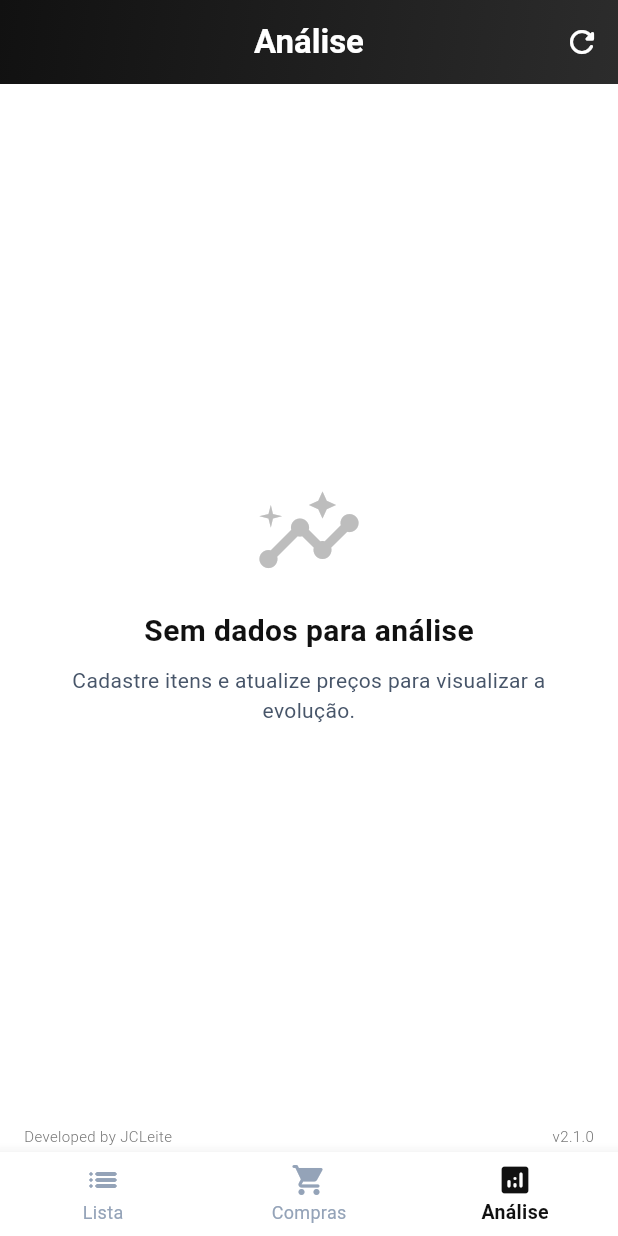
After one commit to JCZerf/Comprix, a Flutter app: the screen it shows after launch, item 3 of the bottom bar chosen, after a tap on the "refresh" icon, on a phone screen of 412 x 824 dp. The commit adds this screen. Run offline on Flutter 3.47's test engine with Material 3 defaults, Android fonts, the phone set to English and light mode, and no system bars; our stand-ins replace sqflite; accounts and stored records are empty.

Commit message:
feat: add AnalysisPage and integrate into MainNavigation; update PurchasesListPage layout and styling

```diff
--- /dev/null
+++ b/lib/screens/AnalysisPage.dart
@@ -0,0 +1,536 @@
+import 'package:flutter/material.dart';
+import 'package:market_express/db/DbHelper.dart';
+import 'package:market_express/models/ItemMarketModel.dart';
+import 'package:market_express/utils/app_colors.dart';
+import 'package:market_express/utils/price_helper.dart';
+import 'package:market_express/utils/search_normalizer.dart';
+import 'package:market_express/utils/watermark_widget.dart';
+import 'package:market_express/widgets/comprix_app_bar.dart';
+
+class _PriceHistoryPoint {
+  final DateTime date;
+  final int priceCentavos;
+
+  const _PriceHistoryPoint({
+    required this.date,
+    required this.priceCentavos,
+  });
+}
+
+class _PriceAnalysisEntry {
+  final MarketItem item;
+  final int currentPriceCentavos;
+  final int firstPriceCentavos;
+  final List<_PriceHistoryPoint> history;
+
+  const _PriceAnalysisEntry({
+    required this.item,
+    required this.currentPriceCentavos,
+    required this.firstPriceCentavos,
+    required this.history,
+  });
+
+  int get deltaCentavos => currentPriceCentavos - firstPriceCentavos;
+
+  double get deltaPercent {
+    if (firstPriceCentavos <= 0) return 0;
+    return (deltaCentavos / firstPriceCentavos) * 100;
+  }
+
+  bool get hasVariationData => currentPriceCentavos > 0 || firstPriceCentavos > 0;
+}
+
+class AnalysisPage extends StatefulWidget {
+  const AnalysisPage({super.key});
+
+  @override
+  State<AnalysisPage> createState() => _AnalysisPageState();
+}
+
+class _AnalysisPageState extends State<AnalysisPage> {
+  bool _isLoading = true;
+  List<_PriceAnalysisEntry> _entries = [];
+  int? _selectedItemId;
+
+  @override
+  void initState() {
+    super.initState();
+    _loadDashboardData();
+  }
+
+  String _formatShortDate(DateTime value) {
+    final day = value.day.toString().padLeft(2, '0');
+    final month = value.month.toString().padLeft(2, '0');
+    final year = (value.year % 100).toString().padLeft(2, '0');
+    return '$day/$month/$year';
+  }
+
+  String _formatDelta(int centavos) {
+    final sign = centavos >= 0 ? '+' : '-';
+    final absValue = centavos.abs();
+    return '$sign ${PriceHelper.centavosToFormattedString(absValue)}';
+  }
+
+  String _formatPercent(double value) {
+    final sign = value >= 0 ? '+' : '';
+    return '$sign${value.toStringAsFixed(1)}%';
+  }
+
+  Color _deltaColor(int deltaCentavos) {
+    if (deltaCentavos > 0) return const Color(0xFFB91C1C);
+    if (deltaCentavos < 0) return AppColors.primaryBlue;
+    return AppColors.textSecondary;
+  }
+
+  IconData _deltaIcon(int deltaCentavos) {
+    if (deltaCentavos > 0) return Icons.trending_up_rounded;
+    if (deltaCentavos < 0) return Icons.trending_down_rounded;
+    return Icons.remove_rounded;
+  }
+
+  Future<void> _loadDashboardData() async {
+    if (!mounted) return;
+    setState(() {
+      _isLoading = true;
+    });
+
+    try {
+      final items = await DBHelper.getItems();
+      final entries = <_PriceAnalysisEntry>[];
+
+      for (final item in items) {
+        if (item.id == null) continue;
+
+        final historyRaw = await DBHelper.getItemPriceHistory(item.id!);
+        final history = historyRaw.map((row) {
+          final rawPrice = row['price'];
+          final value = rawPrice is num ? rawPrice.toDouble() : 0.0;
+          final rawDate = row['date']?.toString() ?? '';
+
+          return _PriceHistoryPoint(
+            date: DateTime.tryParse(rawDate) ?? DateTime.now(),
+            priceCentavos: PriceHelper.doubleToCentavos(value),
+          );
+        }).toList()
+          ..sort((a, b) => b.date.compareTo(a.date));
+
+        final firstPriceCentavos =
+            history.isNotEmpty ? history.last.priceCentavos : (item.priceCentavos ?? 0);
+        final currentPriceCentavos =
+            item.priceCentavos ?? (history.isNotEmpty ? history.first.priceCentavos : 0);
+
+        entries.add(
+          _PriceAnalysisEntry(
+            item: item,
+            currentPriceCentavos: currentPriceCentavos,
+            firstPriceCentavos: firstPriceCentavos,
+            history: history,
+          ),
+        );
+      }
+
+      entries.sort(
+        (a, b) => normalizeSearchText(a.item.name).compareTo(normalizeSearchText(b.item.name)),
+      );
+
+      if (!mounted) return;
+      setState(() {
+        _entries = entries;
+        if (_entries.isEmpty) {
+          _selectedItemId = null;
+        } else if (!_entries.any((e) => e.item.id == _selectedItemId)) {
+          _selectedItemId = _entries.first.item.id;
+        }
+      });
+    } finally {
+      if (mounted) {
+        setState(() {
+          _isLoading = false;
+        });
+      }
+    }
+  }
+
+  @override
+  Widget build(BuildContext context) {
+    final selectedEntry = _entries.cast<_PriceAnalysisEntry?>().firstWhere(
+          (entry) => entry?.item.id == _selectedItemId,
+          orElse: () => _entries.isNotEmpty ? _entries.first : null,
+        );
+
+    final trackedEntries = _entries.where((e) => e.hasVariationData).toList();
+    final increasedCount = trackedEntries.where((e) => e.deltaCentavos > 0).length;
+    final decreasedCount = trackedEntries.where((e) => e.deltaCentavos < 0).length;
+    final stableCount = trackedEntries.where((e) => e.deltaCentavos == 0).length;
+    final Widget bodyContent = _isLoading
+        ? const Center(
+            child: CircularProgressIndicator(color: AppColors.primaryBlue),
+          )
+        : _entries.isEmpty
+            ? Center(
+                child: Padding(
+                  padding: const EdgeInsets.symmetric(horizontal: 24),
+                  child: Column(
+                    mainAxisAlignment: MainAxisAlignment.center,
+                    children: [
+                      Icon(Icons.insights_outlined, size: 72, color: Colors.grey[400]),
+                      const SizedBox(height: 16),
+                      const Text(
+                        'Sem dados para análise',
+                        style: TextStyle(
+                          fontSize: 20,
+                          color: AppColors.textPrimary,
+                          fontWeight: FontWeight.w700,
+                        ),
+                      ),
+                      const SizedBox(height: 8),
+                      const Text(
+                        'Cadastre itens e atualize preços para visualizar a evolução.',
+                        textAlign: TextAlign.center,
+                        style: TextStyle(fontSize: 14, color: AppColors.textSecondary),
+                      ),
+                    ],
+                  ),
+                ),
+              )
+            : RefreshIndicator(
+                onRefresh: _loadDashboardData,
+                color: AppColors.primaryBlue,
+                child: ListView(
+                  padding: const EdgeInsets.all(16),
+                  children: [
+                    Container(
+                      padding: const EdgeInsets.all(16),
+                      decoration: BoxDecoration(
+                        color: Colors.white,
+                        borderRadius: BorderRadius.circular(14),
+                        border: Border.all(color: AppColors.divider),
+                        boxShadow: [
+                          BoxShadow(
+                            color: Colors.black.withValues(alpha: 0.04),
+                            blurRadius: 10,
+                            offset: const Offset(0, 3),
+                          ),
+                        ],
+                      ),
+                      child: const Row(
+                        children: [
+                          Icon(Icons.analytics_rounded, color: AppColors.primaryBlue, size: 26),
+                          SizedBox(width: 12),
+                          Expanded(
+                            child: Text(
+                              'Acompanhe a diferença de preços e veja quais produtos subiram ou caíram.',
+                              style: TextStyle(
+                                fontSize: 13,
+                                color: AppColors.textSecondary,
+                                fontWeight: FontWeight.w500,
+                              ),
+                            ),
+                          ),
+                        ],
+                      ),
+                    ),
+                    const SizedBox(height: 12),
+                    Wrap(
+                      spacing: 8,
+                      runSpacing: 8,
+                      children: [
+                        _SummaryChip(label: 'Produtos', value: '${_entries.length}'),
+                        _SummaryChip(label: 'Subiram', value: '$increasedCount'),
+                        _SummaryChip(label: 'Caíram', value: '$decreasedCount'),
+                        _SummaryChip(label: 'Estáveis', value: '$stableCount'),
+                      ],
+                    ),
+                    const SizedBox(height: 16),
+                    Container(
+                      padding: const EdgeInsets.all(16),
+                      decoration: BoxDecoration(
+                        color: Colors.white,
+                        borderRadius: BorderRadius.circular(14),
+                        border: Border.all(color: AppColors.divider),
+                      ),
+                      child: Column(
+                        crossAxisAlignment: CrossAxisAlignment.start,
+                        children: [
+                          const Text(
+                            'Selecionar produto',
+                            style: TextStyle(
+                              fontSize: 13,
+                              color: AppColors.textSecondary,
+                              fontWeight: FontWeight.w600,
+                            ),
+                          ),
+                          const SizedBox(height: 8),
+                          DropdownButtonFormField<int>(
+                            value: selectedEntry?.item.id,
+                            items: _entries
+                                .where((entry) => entry.item.id != null)
+                                .map(
+                                  (entry) => DropdownMenuItem<int>(
+                                    value: entry.item.id!,
+                                    child: Text(entry.item.name),
+                                  ),
+                                )
+                                .toList(),
+                            onChanged: (value) {
+                              setState(() {
+                                _selectedItemId = value;
+                              });
+                            },
+                            decoration: InputDecoration(
+                              isDense: true,
+                              border: OutlineInputBorder(
+                                borderRadius: BorderRadius.circular(12),
+                              ),
+                              enabledBorder: OutlineInputBorder(
+                                borderRadius: BorderRadius.circular(12),
+                                borderSide: const BorderSide(color: AppColors.divider),
+                              ),
+                              focusedBorder: OutlineInputBorder(
+                                borderRadius: BorderRadius.circular(12),
+                                borderSide: const BorderSide(
+                                  color: AppColors.primaryBlue,
+                                  width: 2,
+                                ),
+                              ),
+                            ),
+                          ),
+                        ],
+                      ),
+                    ),
+                    if (selectedEntry != null) ...[
+                      const SizedBox(height: 12),
+                      Row(
+                        children: [
+                          Expanded(
+                            child: _MetricCard(
+                              label: 'Preço inicial',
+                              value: PriceHelper.centavosToFormattedString(
+                                selectedEntry.firstPriceCentavos,
+                              ),
+                            ),
+                          ),
+                          const SizedBox(width: 8),
+                          Expanded(
+                            child: _MetricCard(
+                              label: 'Preço atual',
+                              value: PriceHelper.centavosToFormattedString(
+                                selectedEntry.currentPriceCentavos,
+                              ),
+                            ),
+                          ),
+                        ],
+                      ),
+                      const SizedBox(height: 8),
+                      Container(
+                        padding: const EdgeInsets.all(14),
+                        decoration: BoxDecoration(
+                          color: Colors.white,
+                          borderRadius: BorderRadius.circular(14),
+                          border: Border.all(color: AppColors.divider),
+                        ),
+                        child: Row(
+                          children: [
+                            Icon(
+                              _deltaIcon(selectedEntry.deltaCentavos),
+                              color: _deltaColor(selectedEntry.deltaCentavos),
+                              size: 24,
+                            ),
+                            const SizedBox(width: 10),
+                            Expanded(
+                              child: Column(
+                                crossAxisAlignment: CrossAxisAlignment.start,
+                                children: [
+                                  Text(
+                                    'Diferença acumulada',
+                                    style: TextStyle(
+                                      fontSize: 12,
+                                      color: Colors.grey[600],
+                                      fontWeight: FontWeight.w600,
+                                    ),
+                                  ),
+                                  const SizedBox(height: 2),
+                                  Text(
+                                    '${_formatDelta(selectedEntry.deltaCentavos)} (${_formatPercent(selectedEntry.deltaPercent)})',
+                                    style: TextStyle(
+                                      fontSize: 16,
+                                      color: _deltaColor(selectedEntry.deltaCentavos),
+                                      fontWeight: FontWeight.w800,
+                                    ),
+                                  ),
+                                ],
+                              ),
+                            ),
+                          ],
+                        ),
+                      ),
+                      const SizedBox(height: 12),
+                      Container(
+                        padding: const EdgeInsets.all(14),
+                        decoration: BoxDecoration(
+                          color: Colors.white,
+                          borderRadius: BorderRadius.circular(14),
+                          border: Border.all(color: AppColors.divider),
+                        ),
+                        child: Column(
+                          crossAxisAlignment: CrossAxisAlignment.start,
+                          children: [
+                            const Text(
+                              'Histórico de preços',
+                              style: TextStyle(
+                                fontSize: 14,
+                                color: AppColors.textPrimary,
+                                fontWeight: FontWeight.w700,
+                              ),
+                            ),
+                            const SizedBox(height: 10),
+                            if (selectedEntry.history.isEmpty)
+                              const Text(
+                                'Sem histórico registrado para este produto.',
+                                style: TextStyle(fontSize: 13, color: AppColors.textSecondary),
+                              )
+                            else
+                              ...selectedEntry.history.take(8).map(
+                                (point) => Padding(
+                                  padding: const EdgeInsets.only(bottom: 8),
+                                  child: Row(
+                                    children: [
+                                      Expanded(
+                                        child: Text(
+                                          _formatShortDate(point.date),
+                                          style: const TextStyle(
+                                            fontSize: 13,
+                                            color: AppColors.textSecondary,
+                                            fontWeight: FontWeight.w600,
+                                          ),
+                                        ),
+                                      ),
+                                      Text(
+                                        PriceHelper.centavosToFormattedString(point.priceCentavos),
+                                        style: const TextStyle(
+                                          fontSize: 14,
+                                          color: AppColors.textPrimary,
+                                          fontWeight: FontWeight.w700,
+                                        ),
+                                      ),
+                                    ],
+                                  ),
+                                ),
+                              ),
+                          ],
+                        ),
+                      ),
+                    ],
+                  ],
+                ),
+              );
+
+    return Scaffold(
+      appBar: ComprixAppBar(
+        title: ComprixAppBar.titleText('Análise', fontSize: 22),
+        actions: [
+          IconButton(
+            tooltip: 'Atualizar dados',
+            onPressed: _isLoading ? null : _loadDashboardData,
+            icon: const Icon(Icons.refresh_rounded, color: Colors.white),
+          ),
+        ],
+      ),
+      backgroundColor: AppColors.background,
+      body: Column(
+        children: [
+          Expanded(child: bodyContent),
+          const WatermarkWidget(),
+        ],
+      ),
+    );
+  }
+}
+
+class _SummaryChip extends StatelessWidget {
+  final String label;
+  final String value;
+
+  const _SummaryChip({
+    required this.label,
+    required this.value,
+  });
+
+  @override
+  Widget build(BuildContext context) {
+    return Container(
+      padding: const EdgeInsets.symmetric(horizontal: 12, vertical: 8),
+      decoration: BoxDecoration(
+        color: Colors.white,
+        borderRadius: BorderRadius.circular(999),
+        border: Border.all(color: AppColors.divider),
+      ),
+      child: Row(
+        mainAxisSize: MainAxisSize.min,
+        children: [
+          Text(
+            label,
+            style: const TextStyle(
+              fontSize: 12,
+              color: AppColors.textSecondary,
+              fontWeight: FontWeight.w600,
+            ),
+          ),
+          const SizedBox(width: 6),
+          Text(
+            value,
+            style: const TextStyle(
+              fontSize: 13,
+              color: AppColors.textPrimary,
+              fontWeight: FontWeight.w800,
+            ),
+          ),
+        ],
+      ),
+    );
+  }
+}
+
+class _MetricCard extends StatelessWidget {
+  final String label;
+  final String value;
+
+  const _MetricCard({
+    required this.label,
+    required this.value,
+  });
+
+  @override
+  Widget build(BuildContext context) {
+    return Container(
+      padding: const EdgeInsets.all(12),
+      decoration: BoxDecoration(
+        color: Colors.white,
+        borderRadius: BorderRadius.circular(14),
+        border: Border.all(color: AppColors.divider),
+      ),
+      child: Column(
+        crossAxisAlignment: CrossAxisAlignment.start,
+        children: [
+          Text(
+            label,
+            style: const TextStyle(
+              fontSize: 12,
+              color: AppColors.textSecondary,
+              fontWeight: FontWeight.w600,
+            ),
+          ),
+          const SizedBox(height: 3),
+          Text(
+            value,
+            style: const TextStyle(
+              fontSize: 15,
+              color: AppColors.textPrimary,
+              fontWeight: FontWeight.w800,
+            ),
+          ),
+        ],
+      ),
+    );
+  }
+}
--- a/lib/screens/MainNavigation.dart
+++ b/lib/screens/MainNavigation.dart
@@ -1,4 +1,5 @@
 import 'package:flutter/material.dart';
+import 'package:market_express/screens/AnalysisPage.dart';
 import 'package:market_express/screens/HomePage.dart';
 import 'package:market_express/screens/PurchasesListPage.dart';
 import 'package:market_express/utils/app_colors.dart';
@@ -13,7 +14,7 @@ class MainNavigation extends StatefulWidget {
 class _MainNavigationState extends State<MainNavigation> {
   int _selectedIndex = 0;
 
-  final List<Widget> _pages = [HomePage(), PurchasesListPage()];
+  final List<Widget> _pages = [HomePage(), PurchasesListPage(), AnalysisPage()];
 
   @override
   Widget build(BuildContext context) {
@@ -32,6 +33,7 @@ class _MainNavigationState extends State<MainNavigation> {
         items: const [
           BottomNavigationBarItem(icon: Icon(Icons.list_rounded), label: 'Lista'),
           BottomNavigationBarItem(icon: Icon(Icons.shopping_cart_rounded), label: 'Compras'),
+          BottomNavigationBarItem(icon: Icon(Icons.analytics_rounded), label: 'Análise'),
         ],
         onTap: (index) {
           setState(() {
```
Also changed, not shown: lib/screens/PurchasesListPage.dart (+6 -2 lines), lib/screens/Shopping_page.dart (+56 -9 lines).
